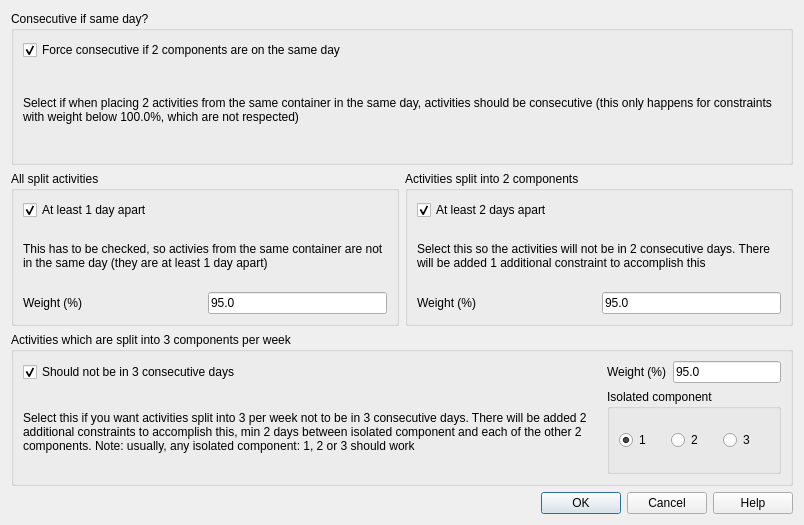
Above: src/interface/spreadmindaysconstraintsfivedaysform_template.ui from janLo/FET before the change. Below: the same form after it.
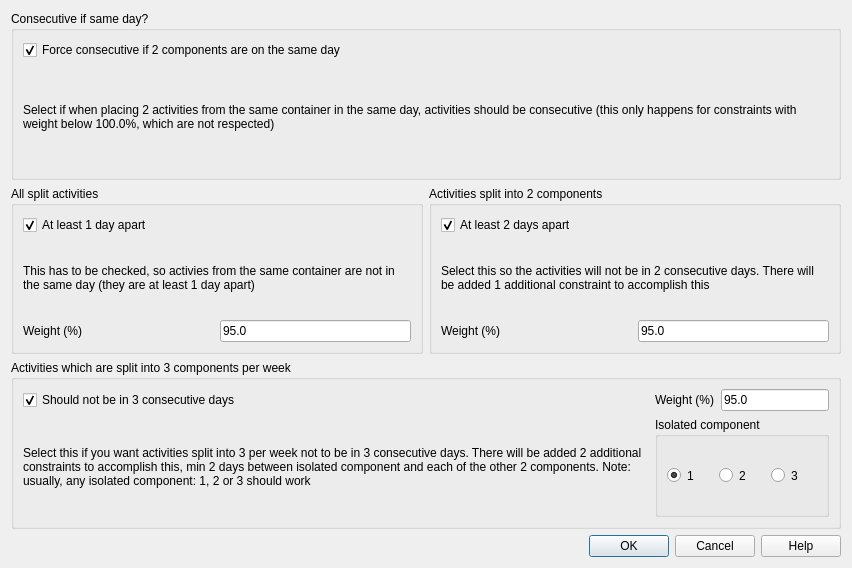
That is the form after the change.

Patch:
```diff
--- a/src/interface/spreadmindaysconstraintsfivedaysform_template.ui
+++ b/src/interface/spreadmindaysconstraintsfivedaysform_template.ui
@@ -6,8 +6,8 @@
    <rect>
     <x>0</x>
     <y>0</y>
-    <width>804</width>
-    <height>525</height>
+    <width>852</width>
+    <height>568</height>
    </rect>
   </property>
   <property name="windowTitle">
@@ -250,7 +250,7 @@
             </sizepolicy>
            </property>
            <property name="text">
-            <string>1 </string>
+            <string>1</string>
            </property>
            <property name="checked">
             <bool>true</bool>
```
Left out of the diff: 19 changed lines with no effect on the pictures.
